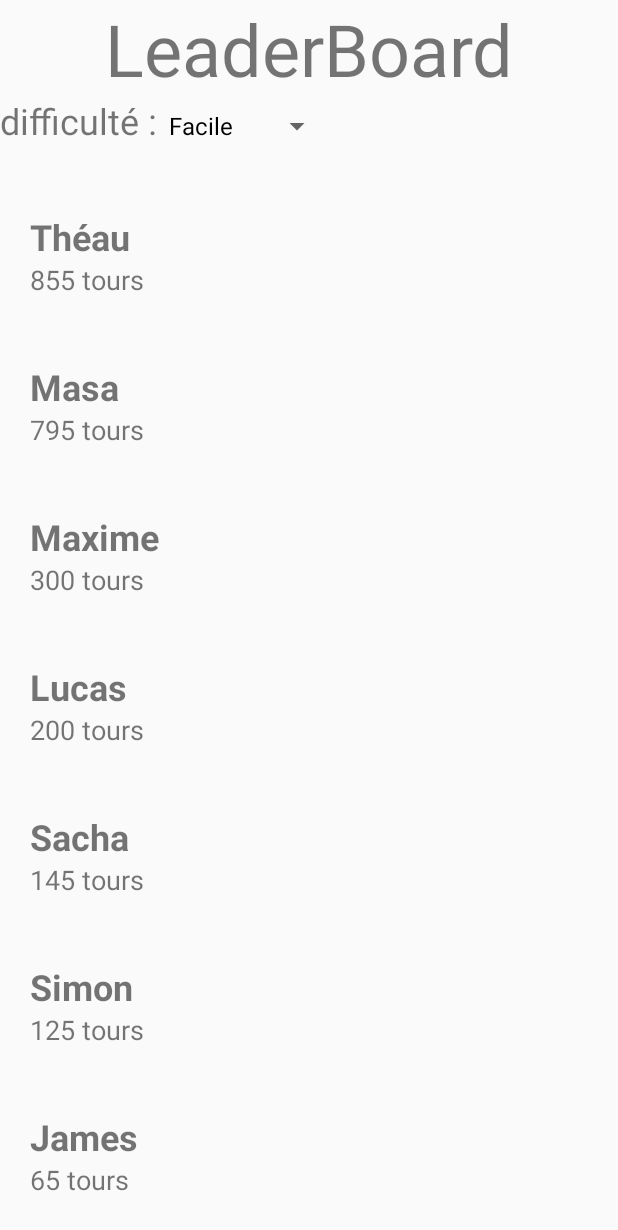
After one commit to nova-project-esgi/nova.mobile, an Android app: the LeaderBoard screen opened directly, with no data from a screen before it, on a phone screen of 412 x 824 dp. The commit adds this screen. Shown: the top 1230 px of the screen. Run offline under Robolectric (Android 15) with nearby library versions, the phone set to English and light mode, and no system bars.

Commit message:
leadeboard front v1

```diff
--- a/app/build.gradle
+++ b/app/build.gradle
@@ -43,5 +43,6 @@ dependencies {
     testImplementation 'junit:junit:4.12'
     androidTestImplementation 'androidx.test.ext:junit:1.1.1'
     androidTestImplementation 'androidx.test.espresso:espresso-core:3.2.0'
+    implementation 'androidx.recyclerview:recyclerview:1.0.0'
 
 }
--- a/app/src/main/AndroidManifest.xml
+++ b/app/src/main/AndroidManifest.xml
@@ -9,6 +9,7 @@
         android:roundIcon="@mipmap/ic_launcher_round"
         android:supportsRtl="true"
         android:theme="@style/Theme.AppCompat.Light.NoActionBar">
+        <activity android:name=".LeaderBoard"></activity>
         <activity android:name=".Dashboard">
             <intent-filter>
                 <action android:name="android.intent.action.MAIN" />
--- a/app/src/main/java/com/esgi/nova/Dashboard.kt
+++ b/app/src/main/java/com/esgi/nova/Dashboard.kt
@@ -1,12 +1,22 @@
 package com.esgi.nova
 
+import android.content.Intent
 import androidx.appcompat.app.AppCompatActivity
 import android.os.Bundle
-import com.esgi.nova.R
+import android.view.View
+import kotlinx.android.synthetic.main.activity_dashboard.*
 
-class Dashboard : AppCompatActivity() {
+class Dashboard : AppCompatActivity(), View.OnClickListener {
     override fun onCreate(savedInstanceState: Bundle?) {
         super.onCreate(savedInstanceState)
         setContentView(R.layout.activity_dashboard)
+        btn_to_leaderboard.setOnClickListener(this)
+    }
+
+    override fun onClick(view: View?) {
+        if (view == btn_to_leaderboard) {
+            val intent = Intent(this, LeaderBoard::class.java)
+            startActivity(intent);
+        }
     }
 }
--- /dev/null
+++ b/app/src/main/java/com/esgi/nova/LeaderBoard.kt
@@ -0,0 +1,60 @@
+package com.esgi.nova
+
+import androidx.appcompat.app.AppCompatActivity
+import android.os.Bundle
+import android.widget.ArrayAdapter
+import androidx.recyclerview.widget.LinearLayoutManager
+import androidx.swiperefreshlayout.widget.SwipeRefreshLayout
+import com.esgi.nova.adapters.ScoresAdapter
+import com.esgi.nova.models.Score
+import kotlinx.android.synthetic.main.activity_leader_board.*
+
+class LeaderBoard : AppCompatActivity() {
+
+    private var scores = mutableListOf<Score>(
+        Score(1, "Maxime", 300),
+        Score(2, "Sacha", 145),
+        Score(3, "James", 65),
+        Score(4, "Masa", 795),
+        Score(5, "Jérémy", 20),
+        Score(6, "Simon", 125),
+        Score(7, "Lucas", 200),
+        Score(8, "Théau", 855)
+    )
+
+    override fun onCreate(savedInstanceState: Bundle?) {
+        super.onCreate(savedInstanceState)
+        setContentView(R.layout.activity_leader_board)
+        spn_ld_difficulty.adapter = ArrayAdapter(this, android.R.layout.simple_spinner_dropdown_item, listOf("Facile","Moyen","Difficile"))
+
+        //scores = scores.sortedWith(Comparator { o1, o2 -> o2.turn - o1.turn } ).toMutableList()
+
+        scores.sortByDescending { it.turn }
+
+        rv_scores?.apply {
+            layoutManager = LinearLayoutManager(this@LeaderBoard)
+            adapter = ScoresAdapter(scores)
+        }
+
+        swipeContainer.setOnRefreshListener(SwipeRefreshLayout.OnRefreshListener { fetchTimelineAsync(0) })
+
+        swipeContainer.setColorSchemeResources(android.R.color.holo_blue_bright,
+            android.R.color.holo_green_light,
+            android.R.color.holo_orange_light,
+            android.R.color.holo_red_light);
+    }
+
+
+    fun fetchTimelineAsync(page: Int) {
+        scores.add(Score(9,"test",3333))
+        scores.sortByDescending { it.turn }
+
+        rv_scores?.apply {
+            layoutManager = LinearLayoutManager(this@LeaderBoard)
+            adapter = ScoresAdapter(scores)
+        }
+        swipeContainer.setRefreshing(false);
+
+    }
+
+}
--- /dev/null
+++ b/app/src/main/java/com/esgi/nova/ScoreViewHolder.kt
@@ -0,0 +1,25 @@
+package com.esgi.nova
+
+import android.view.LayoutInflater
+import android.view.ViewGroup
+import android.widget.TextView
+import androidx.recyclerview.widget.RecyclerView
+import com.esgi.nova.models.Score
+
+class ScoreViewHolder(inflater: LayoutInflater, parent: ViewGroup):
+    RecyclerView.ViewHolder(inflater.inflate(R.layout.score_item, parent, false))
+{
+    private var username: TextView? = null
+    private var turn: TextView? = null
+
+    init {
+        username = itemView.findViewById(R.id.tv_username)
+        turn = itemView.findViewById(R.id.tv_turn)
+    }
+
+    fun bind(score: Score)
+    {
+        username?.text = score.userName
+        turn?.text = "${score.turn} tours"
+    }
+}
--- /dev/null
+++ b/app/src/main/java/com/esgi/nova/adapters/ScoresAdapter.kt
@@ -0,0 +1,22 @@
+package com.esgi.nova.adapters
+
+import android.view.LayoutInflater
+import android.view.ViewGroup
+import androidx.recyclerview.widget.RecyclerView
+import com.esgi.nova.ScoreViewHolder
+import com.esgi.nova.models.Score
+
+class ScoresAdapter(private val scores: List<Score>): RecyclerView.Adapter<ScoreViewHolder>() {
+    override fun onCreateViewHolder(parent: ViewGroup, viewType: Int): ScoreViewHolder {
+        val inflater = LayoutInflater.from(parent.context)
+        return ScoreViewHolder(inflater, parent)
+    }
+
+    override fun onBindViewHolder(holder: ScoreViewHolder, position: Int) {
+        val score: Score = scores[position]
+        holder.bind(score)
+    }
+
+    override fun getItemCount(): Int = scores.size
+
+}
--- /dev/null
+++ b/app/src/main/java/com/esgi/nova/models/Score.kt
@@ -0,0 +1,3 @@
+package com.esgi.nova.models
+
+data class Score(val scoreId: Number, val userName: String, val turn: Int)
--- /dev/null
+++ b/app/src/main/res/layout/activity_leader_board.xml
@@ -0,0 +1,61 @@
+<?xml version="1.0" encoding="utf-8"?>
+<androidx.constraintlayout.widget.ConstraintLayout xmlns:android="http://schemas.android.com/apk/res/android"
+    xmlns:app="http://schemas.android.com/apk/res-auto"
+    xmlns:tools="http://schemas.android.com/tools"
+    android:layout_width="match_parent"
+    android:layout_height="match_parent"
+    tools:context=".LeaderBoard">
+
+    <TextView
+        android:id="@+id/tv_score_title"
+        android:layout_width="match_parent"
+        android:layout_height="60dp"
+        android:textSize="48sp"
+        android:textAlignment="center"
+        app:layout_constraintTop_toTopOf="parent"
+        android:text="@string/scoreBoard_name"
+        app:layout_constraintStart_toStartOf="parent"
+        app:layout_constraintEnd_toEndOf="parent"/>
+    <androidx.appcompat.widget.LinearLayoutCompat
+        android:id="@+id/ll_leaderBoard_filter"
+        android:layout_width="match_parent"
+        android:layout_height="60dp"
+        app:layout_constraintTop_toBottomOf="@+id/tv_score_title"
+        app:layout_constraintBottom_toTopOf="@+id/swipeContainer"
+        app:layout_constraintStart_toStartOf="parent"
+        app:layout_constraintEnd_toEndOf="parent"
+        android:orientation="horizontal">
+        <TextView
+            android:layout_width="wrap_content"
+            android:layout_height="wrap_content"
+            app:layout_constraintStart_toStartOf="parent"
+            app:layout_constraintEnd_toEndOf="parent"
+            android:text="@string/difficulty"
+            android:textSize="24sp"
+            />
+        <Spinner
+            android:id="@+id/spn_ld_difficulty"
+            android:layout_width="wrap_content"
+            android:layout_height="wrap_content"/>
+
+    </androidx.appcompat.widget.LinearLayoutCompat>
+
+    <androidx.swiperefreshlayout.widget.SwipeRefreshLayout
+        xmlns:android="http://schemas.android.com/apk/res/android"
+        android:id="@+id/swipeContainer"
+        android:layout_width="match_parent"
+        android:layout_height="wrap_content"
+        app:layout_constraintTop_toBottomOf="@+id/ll_leaderBoard_filter"
+        app:layout_constraintStart_toStartOf="parent"
+
+        >
+
+        <androidx.recyclerview.widget.RecyclerView
+            android:id="@+id/rv_scores"
+            android:layout_width="match_parent"
+            android:layout_height="wrap_content"
+            />
+
+    </androidx.swiperefreshlayout.widget.SwipeRefreshLayout>
+
+</androidx.constraintlayout.widget.ConstraintLayout>
--- /dev/null
+++ b/app/src/main/res/layout/score_item.xml
@@ -0,0 +1,35 @@
+<?xml version="1.0" encoding="utf-8"?>
+<androidx.constraintlayout.widget.ConstraintLayout
+    xmlns:android="http://schemas.android.com/apk/res/android"
+    xmlns:app="http://schemas.android.com/apk/res-auto"
+    xmlns:tools="http://schemas.android.com/tools"
+    android:layout_width="match_parent"
+    android:layout_height="100dp"
+    android:padding="20dp"
+    >
+
+    <TextView
+        android:id="@+id/tv_username"
+        android:layout_width="wrap_content"
+        android:layout_height="wrap_content"
+        android:textSize="24sp"
+        android:textStyle="bold"
+        app:layout_constraintBottom_toTopOf="@id/tv_turn"
+        app:layout_constraintStart_toStartOf="parent"
+        app:layout_constraintTop_toTopOf="parent"
+        app:layout_constraintVertical_chainStyle="packed"
+        tools:text="Nom du joueur"
+        />
+
+    <TextView
+        android:id="@+id/tv_turn"
+        android:layout_width="wrap_content"
+        android:layout_height="wrap_content"
+        android:textSize="18sp"
+        app:layout_constraintBottom_toBottomOf="parent"
+        app:layout_constraintStart_toStartOf="parent"
+        app:layout_constraintTop_toBottomOf="@id/tv_username"
+        tools:text="Score du joueur"
+        />
+
+</androidx.constraintlayout.widget.ConstraintLayout>
--- a/app/src/main/res/values/strings.xml
+++ b/app/src/main/res/values/strings.xml
@@ -3,4 +3,6 @@
     <string name="to_parameters">Options</string>
     <string name="to_leaderboard">Scores</string>
     <string name="new_game">Nouvelle Partie</string>
+    <string name="scoreBoard_name">LeaderBoard</string>
+    <string name="difficulty">difficulté :</string>
 </resources>
```
